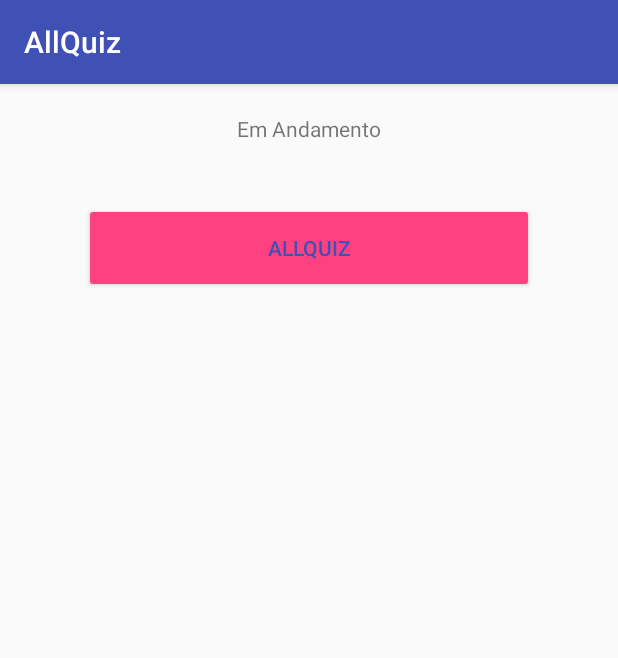
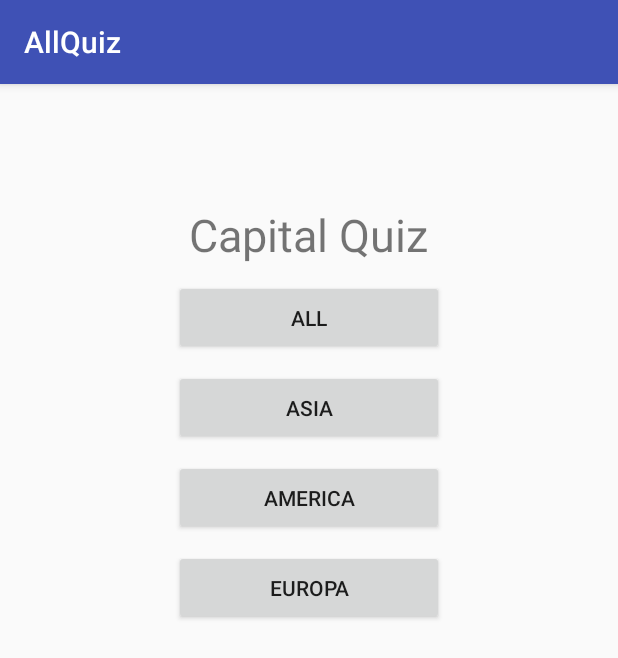
Before and after one commit to KienKse/AllQuiz, an Android app: the screen it shows after launch (MainActivity before the commit, StartActivity after it), on a phone screen of 412 x 824 dp. Shown: the top 658 px of the screen. Run offline under Robolectric (Android 15) with nearby library versions, the light colour scheme and no system bars.

Commit message:
05/11 Mudanças e continuações do projeto

```diff
--- a/app/src/main/AndroidManifest.xml
+++ b/app/src/main/AndroidManifest.xml
@@ -9,14 +9,16 @@
         android:roundIcon="@mipmap/ic_launcher_round"
         android:supportsRtl="true"
         android:theme="@style/AppTheme">
-        <activity android:name=".MainActivity">
+        <activity android:name=".MainActivitySEMUSO"></activity>
+        <activity android:name=".quizzActivity" />
+        <activity android:name=".ResultActivity" />
+        <activity android:name=".StartActivity">
             <intent-filter>
                 <action android:name="android.intent.action.MAIN" />
 
                 <category android:name="android.intent.category.LAUNCHER" />
             </intent-filter>
         </activity>
-        <activity android:name=".quizzActivity"></activity>
     </application>
 
 </manifest>
--- a/app/src/main/java/com/app/kien/allquiz/MainActivity.java
+++ b/app/src/main/java/com/app/kien/allquiz/MainActivitySEMUSO.java
@@ -6,7 +6,7 @@ import android.os.Bundle;
 import android.view.View;
 import android.widget.Button;
 
-public class MainActivity extends AppCompatActivity {
+public class MainActivitySEMUSO extends AppCompatActivity {
 
     @Override
     protected void onCreate(Bundle savedInstanceState) {
--- /dev/null
+++ b/app/src/main/java/com/app/kien/allquiz/StartActivity.java
@@ -0,0 +1,38 @@
+package com.app.kien.allquiz;
+
+import android.content.Intent;
+import android.os.Bundle;
+import android.support.v7.app.AppCompatActivity;
+import android.view.View;
+
+public class StartActivity extends AppCompatActivity {
+
+    @Override
+    protected void onCreate(Bundle savedInstanceState) {
+        super.onCreate(savedInstanceState);
+        setContentView(R.layout.activity_start);
+
+    }
+
+    public void startQuiz(View v) {
+        // se tiver 0 é a primeira opção
+        int quizCategory = 0;
+
+        switch (v.getId()) {
+            case R.id.botao2:
+                quizCategory = 1;
+                break;
+            case R.id.botao3:
+                quizCategory = 2;
+                break;
+            case R.id.botao4:
+                quizCategory=3;
+                break;
+        }
+
+        Intent intent = new Intent(getApplicationContext(),quizzActivity.class);
+        intent.putExtra("QUIZ_CATEGORY",quizCategory);
+        startActivity(intent);
+
+    }
+}
--- a/app/src/main/res/layout/activity_main.xml
+++ b/app/src/main/res/layout/activity_main(SEM USO).xml
@@ -6,7 +6,7 @@
     android:layout_width="match_parent"
     android:layout_height="match_parent"
     android:orientation="vertical"
-    tools:context="com.app.kien.allquiz.MainActivity">
+    tools:context="com.app.kien.allquiz.MainActivitySEMUSO">
 
     <TextView
         android:layout_margin="20dp"
--- a/app/src/main/res/layout/activity_quizz.xml
+++ b/app/src/main/res/layout/activity_quizz.xml
@@ -6,7 +6,7 @@
     android:layout_width="match_parent"
     android:layout_height="match_parent"
     android:orientation="vertical"
-    tools:context="com.app.kien.allquiz.MainActivity">
+    tools:context="com.app.kien.allquiz.MainActivitySEMUSO">
 
     <TextView
         android:layout_margin="@dimen/respBt_padd"
--- /dev/null
+++ b/app/src/main/res/layout/activity_start.xml
@@ -0,0 +1,47 @@
+<?xml version="1.0" encoding="utf-8"?>
+<LinearLayout xmlns:android="http://schemas.android.com/apk/res/android"
+    xmlns:app="http://schemas.android.com/apk/res-auto"
+    xmlns:tools="http://schemas.android.com/tools"
+    android:layout_width="match_parent"
+    android:layout_height="match_parent"
+    tools:context="com.app.kien.allquiz.StartActivity"
+    android:gravity="center_horizontal"
+    android:orientation="vertical">
+
+    <TextView
+        android:layout_width="wrap_content"
+        android:layout_height="wrap_content"
+        android:text="Capital Quiz"
+        android:textSize="30sp"
+        android:layout_marginTop="80dp"/>
+
+    <Button
+        android:id="@+id/botao1"
+        android:layout_width="@dimen/botaoStart_width"
+        android:layout_height="@dimen/botaoStart_height"
+        android:text="All"
+        android:layout_marginTop="10dp"
+        android:onClick="startQuiz"/>
+    <Button
+        android:id="@+id/botao2"
+        android:layout_width="@dimen/botaoStart_width"
+        android:layout_height="@dimen/botaoStart_height"
+        android:text="Asia"
+        android:layout_marginTop="10dp"
+        android:onClick="startQuiz"/>
+    <Button
+        android:id="@+id/botao3"
+        android:layout_width="@dimen/botaoStart_width"
+        android:layout_height="@dimen/botaoStart_height"
+        android:text="America"
+        android:layout_marginTop="10dp"
+        android:onClick="startQuiz"/>
+    <Button
+        android:id="@+id/botao4"
+        android:layout_width="@dimen/botaoStart_width"
+        android:layout_height="@dimen/botaoStart_height"
+        android:text="Europa"
+        android:layout_marginTop="10dp"
+        android:onClick="startQuiz"/>
+
+</LinearLayout>
--- a/app/src/main/res/values/size.xml
+++ b/app/src/main/res/values/size.xml
@@ -6,4 +6,7 @@
 
     <dimen name="respBt_width">300dp</dimen>
     <dimen name="respBt_heigth">60dp</dimen>
+
+    <dimen name="botaoStart_width">180dp</dimen>
+    <dimen name="botaoStart_height">50dp</dimen>
 </resources>
```
Also changed, not shown: app/src/main/java/com/app/kien/allquiz/ResultActivity.java (added, +46 -0 lines), app/src/main/java/com/app/kien/allquiz/quizzActivity.java (+13 -1 lines), app/src/main/res/layout/activity_result.xml (added, +42 -0 lines).
